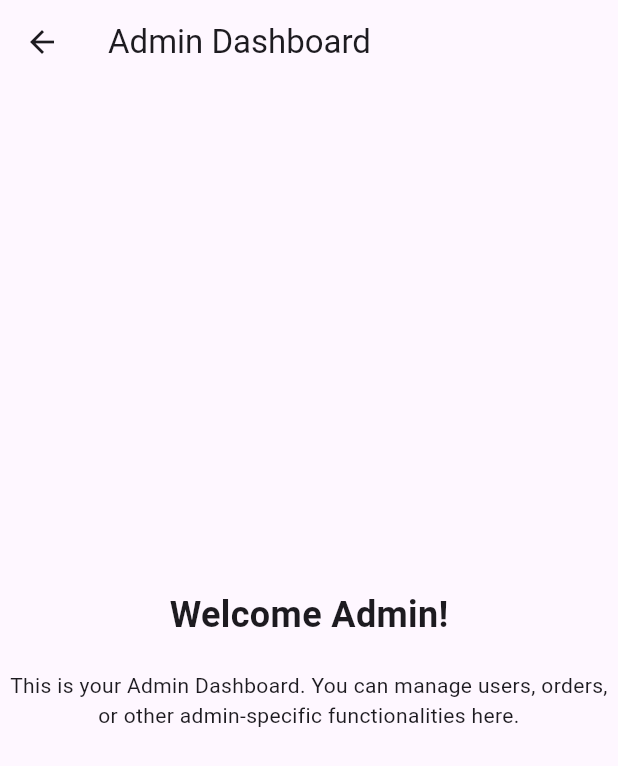
After one commit to thara0122/pizzeria, a Flutter app: the AdminDashboardScreen screen opened directly, on a phone screen of 412 x 824 dp. The commit adds this screen. Shown: the top 766 px of the screen. Run offline on Flutter 3.47's test engine with Material 3 defaults, Android fonts, the phone set to English and light mode, and no system bars; our stand-ins replace cloud_firestore, firebase_auth, firebase_core; accounts and stored records are empty.

Commit message:
Added Admin Authentication and AdminHomePage

```diff
--- /dev/null
+++ b/lib/admin/admin_home_screen.dart
@@ -0,0 +1,30 @@
+import 'package:flutter/material.dart';
+
+class AdminDashboardScreen extends StatelessWidget {
+  const AdminDashboardScreen({super.key});
+
+  @override
+  Widget build(BuildContext context) {
+    return Scaffold(
+      appBar: AppBar(
+        title: const Text('Admin Dashboard'),
+      ),
+      body: Center(
+        child: Column(
+          mainAxisAlignment: MainAxisAlignment.center,
+          children: const [
+            Text(
+              "Welcome Admin!",
+              style: TextStyle(fontSize: 24, fontWeight: FontWeight.bold),
+            ),
+            SizedBox(height: 20),
+            Text(
+              "This is your Admin Dashboard. You can manage users, orders, or other admin-specific functionalities here.",
+              textAlign: TextAlign.center,
+            ),
+          ],
+        ),
+      ),
+    );
+  }
+}
--- a/lib/auth/signup_screen.dart
+++ b/lib/auth/signup_screen.dart
@@ -139,6 +139,7 @@ class _SignupScreenState extends State<SignupScreen> {
         'name': _name.text,
         'email': user.email,
         'address': _address.text,
+        'isAdmin': false,
       });
 
       goToHome(context);
--- a/lib/main.dart
+++ b/lib/main.dart
@@ -20,6 +20,6 @@ class MyApp extends StatelessWidget {
   @override
   Widget build(BuildContext context) {
     return const MaterialApp(
-        debugShowCheckedModeBanner: false, home: ProfileScreen());
+        debugShowCheckedModeBanner: false, home: LoginScreen());
   }
 }
```
Also changed, not shown: lib/auth/auth_service.dart (+69 -9 lines), lib/auth/login_screen.dart (+11 -1 lines), lib/home_screen.dart (+25 -13 lines).
